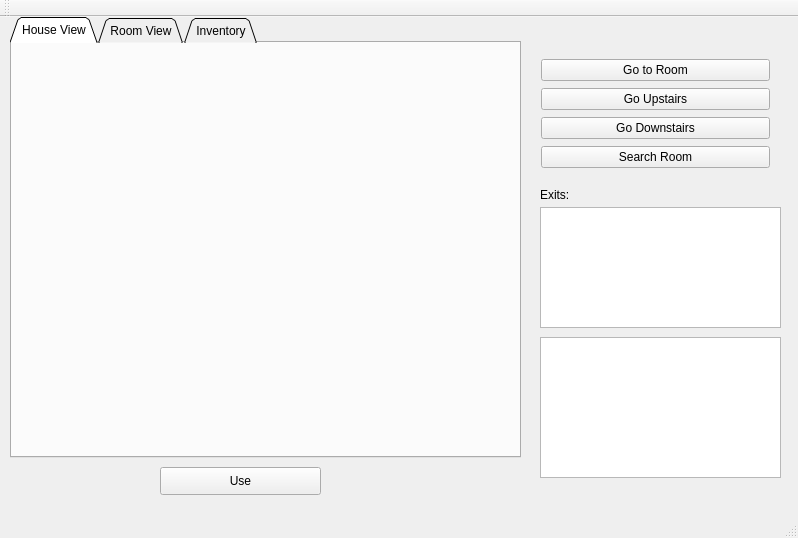
Above: mainwindow.ui from Carried-by-Compiler/Event-Driven-Programming-CS4076 before the change. Below: the same form after it.
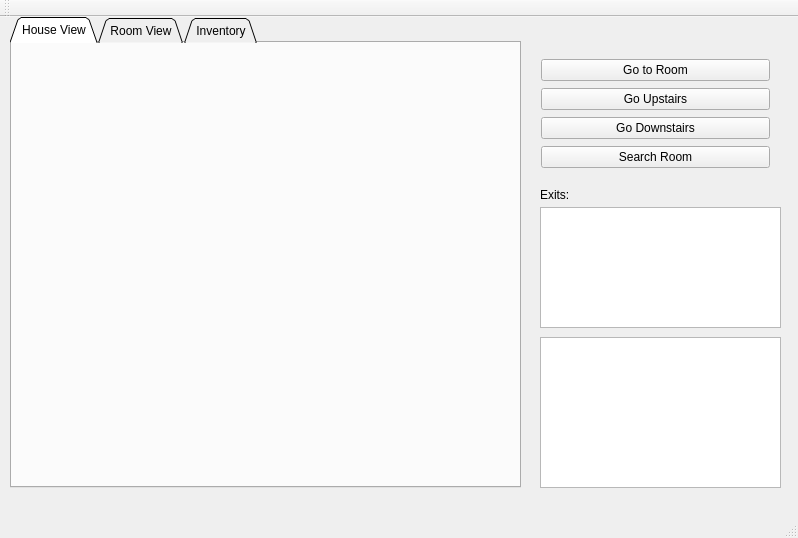
That is the form after the change. The open tabs and pages were chosen to show the change.

The edit to the form file:
```diff
--- a/mainwindow.ui
+++ b/mainwindow.ui
@@ -32,7 +32,7 @@
       <x>10</x>
       <y>0</y>
       <width>511</width>
-      <height>441</height>
+      <height>471</height>
      </rect>
     </property>
     <property name="tabShape">
@@ -53,8 +53,8 @@
        <rect>
         <x>10</x>
         <y>10</y>
-        <width>431</width>
-        <height>401</height>
+        <width>491</width>
+        <height>441</height>
        </rect>
       </property>
       <property name="text">
@@ -323,26 +323,13 @@
      <string>Exits:</string>
     </property>
    </widget>
-   <widget class="QPushButton" name="UseItem">
-    <property name="geometry">
-     <rect>
-      <x>160</x>
-      <y>450</y>
-      <width>161</width>
-      <height>28</height>
-     </rect>
-    </property>
-    <property name="text">
-     <string>Use</string>
-    </property>
-   </widget>
    <widget class="QPlainTextEdit" name="roomInfoOutput">
     <property name="geometry">
      <rect>
       <x>540</x>
       <y>320</y>
       <width>241</width>
-      <height>141</height>
+      <height>151</height>
      </rect>
     </property>
     <property name="font">
```
Left out of the diff: 4 changed lines with no effect on the pictures.
